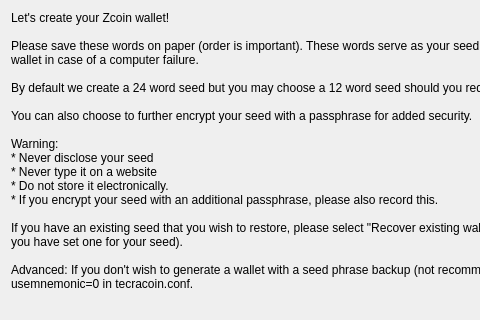
The window that src/qt/forms/recover.ui (tecracoin/tecracoin) describes before a commit, drawn with Qt 5; both pictures show x 0 to 480 and y 0 to 320 of the 674 by 624 pixel window.
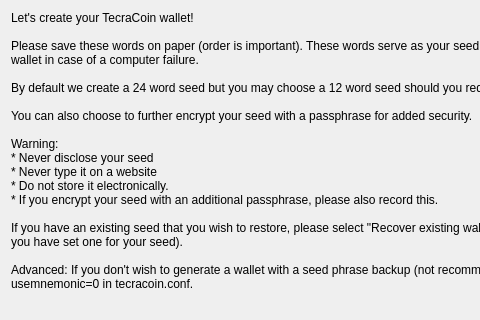
The same window after the commit.

Commit message: Set of zcoin-tecracoin changes

Diff of the .ui file:
```diff
--- a/src/qt/forms/recover.ui
+++ b/src/qt/forms/recover.ui
@@ -29,7 +29,7 @@
       </sizepolicy>
      </property>
      <property name="text">
-      <string>Let's create your Zcoin wallet!
+      <string>Let's create your TecraCoin wallet!
 
 Please save these words on paper (order is important). These words serve as your seed and will allow you to recover your wallet in case of a computer failure.
 
```
The commit also changes 97 other files.
